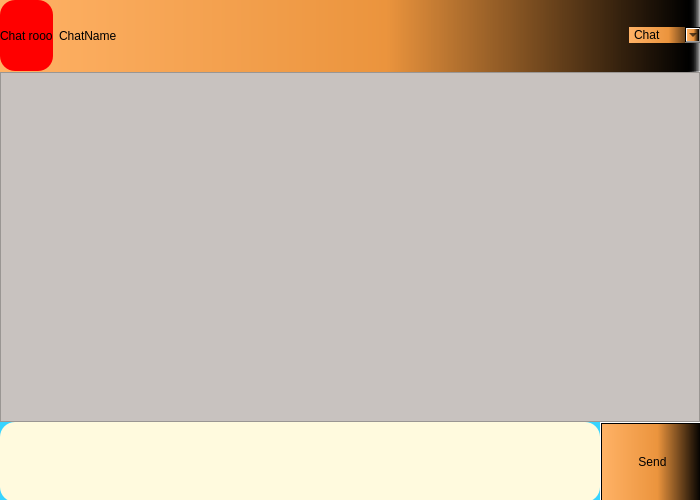
First picture: the form in Chat-Application/ChatRoom.ui, repository verina101/Chat-Application, before the edit.
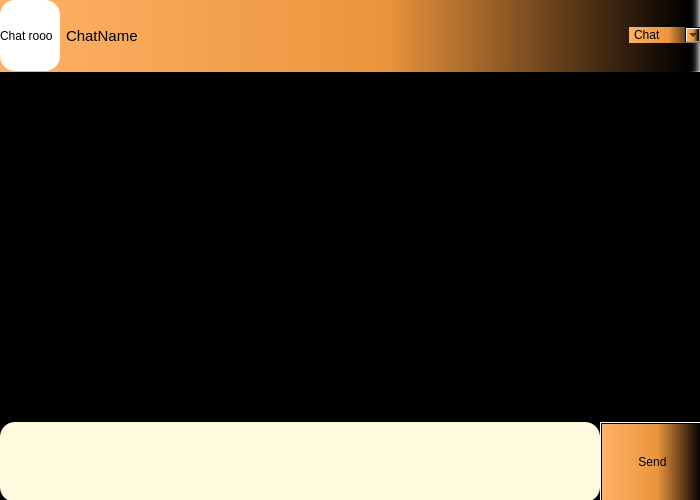
Second picture: the form after the edit.

What changed in the file:
```diff
--- a/Chat-Application/ChatRoom.ui
+++ b/Chat-Application/ChatRoom.ui
@@ -30,12 +30,12 @@
      <widget class="QLabel" name="label_image">
       <property name="minimumSize">
        <size>
-        <width>50</width>
+        <width>60</width>
         <height>50</height>
        </size>
       </property>
       <property name="styleSheet">
-       <string notr="true">background:red;
+       <string notr="true">background:white;
 border-radius:15px;</string>
       </property>
       <property name="text">
@@ -45,8 +45,15 @@
     </item>
     <item>
      <widget class="QLabel" name="label_ChatName">
+      <property name="minimumSize">
+       <size>
+        <width>500</width>
+        <height>0</height>
+       </size>
+      </property>
       <property name="styleSheet">
-       <string notr="true">background:transparent;</string>
+       <string notr="true">background:transparent;
+font:15px;</string>
       </property>
       <property name="text">
        <string>ChatName</string>
@@ -110,7 +117,7 @@
     </rect>
    </property>
    <property name="styleSheet">
-    <string notr="true">background: rgb(55, 212, 255);
+    <string notr="true">background: black;;
 
 </string>
    </property>
@@ -167,7 +174,7 @@
       </rect>
      </property>
      <property name="styleSheet">
-      <string notr="true">background:rgb(200, 194, 191);</string>
+      <string notr="true">background:transparent;</string>
      </property>
      <property name="autoScrollMargin">
       <number>10</number>
```
